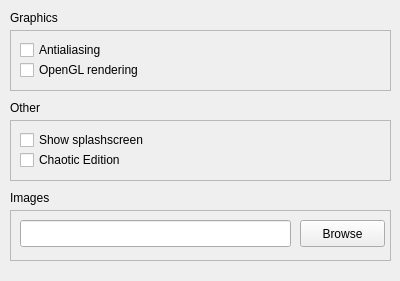
The window that qrgui/mainwindow/preferencesMiscellaniousForm.ui (qreal/qreal) describes before a commit, drawn with Qt 5.
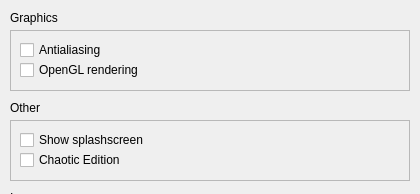
The same window after the commit.

Commit message:
Added icons to the preferences dialog + some other fixes
Conflicts:

	qrgui/mainwindow/preferencesDebuggerForm.ui
	qrgui/mainwindow/preferencesDialog.cpp
	qrgui/mainwindow/preferencesMiscellaniousForm.ui
	qrgui/qrgui.qrc

```diff
--- a/qrgui/mainwindow/preferencesMiscellaniousForm.ui
+++ b/qrgui/mainwindow/preferencesMiscellaniousForm.ui
@@ -6,8 +6,8 @@
    <rect>
     <x>0</x>
     <y>0</y>
-    <width>400</width>
-    <height>281</height>
+    <width>420</width>
+    <height>194</height>
    </rect>
   </property>
   <property name="windowTitle">
@@ -18,7 +18,7 @@
     <rect>
      <x>10</x>
      <y>120</y>
-     <width>381</width>
+     <width>400</width>
      <height>61</height>
     </rect>
    </property>
@@ -33,7 +33,7 @@
      <rect>
       <x>10</x>
       <y>10</y>
-      <width>361</width>
+      <width>380</width>
       <height>20</height>
      </rect>
     </property>
@@ -46,7 +46,7 @@
      <rect>
       <x>10</x>
       <y>30</y>
-      <width>361</width>
+      <width>380</width>
       <height>20</height>
      </rect>
     </property>
@@ -60,7 +60,7 @@
     <rect>
      <x>10</x>
      <y>30</y>
-     <width>381</width>
+     <width>400</width>
      <height>61</height>
     </rect>
    </property>
@@ -75,7 +75,7 @@
      <rect>
       <x>10</x>
       <y>10</y>
-      <width>361</width>
+      <width>380</width>
       <height>20</height>
      </rect>
     </property>
@@ -88,7 +88,7 @@
      <rect>
       <x>10</x>
       <y>30</y>
-      <width>361</width>
+      <width>380</width>
       <height>20</height>
      </rect>
     </property>
```
The commit also changes 7 other files.
